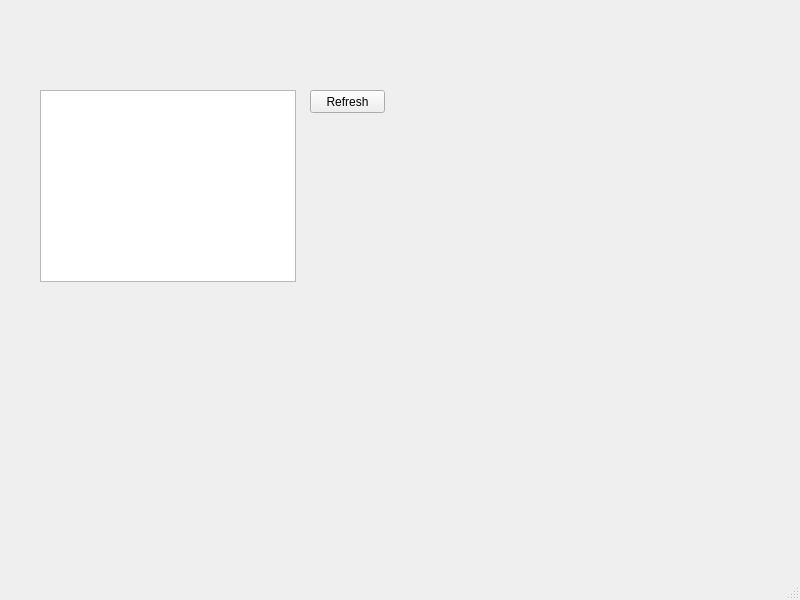
Qt form mainwindow_lh.ui (j0n9m1n1/get_lh_rent_house_list) before a commit.
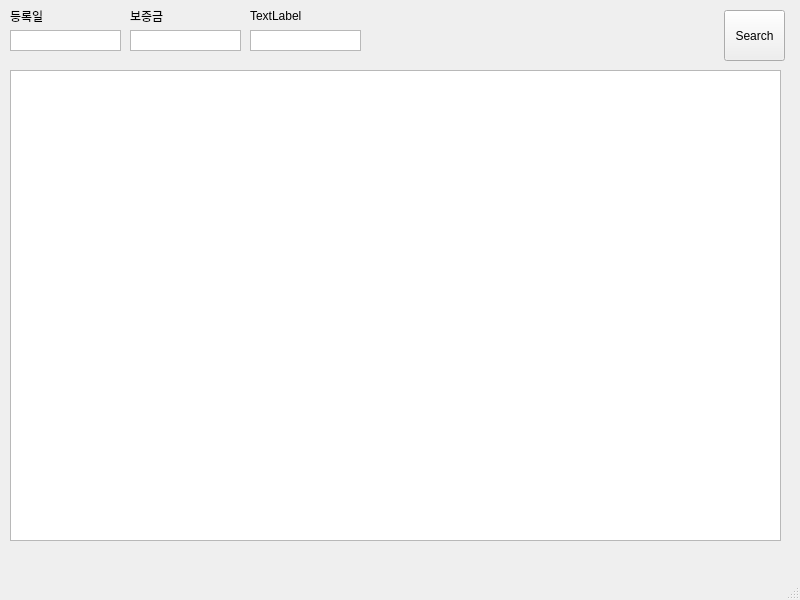
The same form after that commit.

Patch:
```diff
--- a/mainwindow_lh.ui
+++ b/mainwindow_lh.ui
@@ -17,24 +17,102 @@
    <widget class="QTableWidget" name="tableWidget">
     <property name="geometry">
      <rect>
-      <x>40</x>
-      <y>90</y>
-      <width>256</width>
-      <height>192</height>
+      <x>10</x>
+      <y>70</y>
+      <width>771</width>
+      <height>471</height>
      </rect>
     </property>
    </widget>
-   <widget class="QPushButton" name="pushButton_Refresh">
+   <widget class="QTextEdit" name="textEdit_grt_money">
     <property name="geometry">
      <rect>
-      <x>310</x>
-      <y>90</y>
-      <width>75</width>
-      <height>23</height>
+      <x>130</x>
+      <y>30</y>
+      <width>111</width>
+      <height>21</height>
      </rect>
     </property>
+    <property name="verticalScrollBarPolicy">
+     <enum>Qt::ScrollBarAlwaysOff</enum>
+    </property>
+   </widget>
+   <widget class="QLabel" name="label_grt_money">
+    <property name="geometry">
+     <rect>
+      <x>130</x>
+      <y>10</y>
+      <width>54</width>
+      <height>12</height>
+     </rect>
+    </property>
     <property name="text">
-     <string>Refresh</string>
+     <string>보증금</string>
+    </property>
+   </widget>
+   <widget class="QTextEdit" name="textEdit_reg_date">
+    <property name="geometry">
+     <rect>
+      <x>10</x>
+      <y>30</y>
+      <width>111</width>
+      <height>21</height>
+     </rect>
+    </property>
+    <property name="verticalScrollBarPolicy">
+     <enum>Qt::ScrollBarAlwaysOff</enum>
+    </property>
+   </widget>
+   <widget class="QLabel" name="label_reg_date">
+    <property name="geometry">
+     <rect>
+      <x>10</x>
+      <y>10</y>
+      <width>54</width>
+      <height>12</height>
+     </rect>
+    </property>
+    <property name="text">
+     <string>등록일</string>
+    </property>
+   </widget>
+   <widget class="QTextEdit" name="textEdit_3">
+    <property name="geometry">
+     <rect>
+      <x>250</x>
+      <y>30</y>
+      <width>111</width>
+      <height>21</height>
+     </rect>
+    </property>
+    <property name="verticalScrollBarPolicy">
+     <enum>Qt::ScrollBarAlwaysOff</enum>
+    </property>
+   </widget>
+   <widget class="QLabel" name="label_3">
+    <property name="geometry">
+     <rect>
+      <x>250</x>
+      <y>10</y>
+      <width>54</width>
+      <height>12</height>
+     </rect>
+    </property>
+    <property name="text">
+     <string>TextLabel</string>
+    </property>
+   </widget>
+   <widget class="QPushButton" name="btn_search">
+    <property name="geometry">
+     <rect>
+      <x>724</x>
+      <y>10</y>
+      <width>61</width>
+      <height>51</height>
+     </rect>
+    </property>
+    <property name="text">
+     <string>Search</string>
     </property>
    </widget>
   </widget>
```
Left out of the diff: 4 changed lines with no effect on the pictures.
